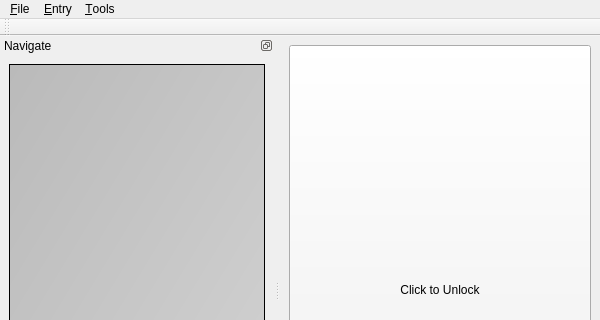
karagog/Gryptonite, file src/apps/gryptonite/mainwindow.ui: the form before one commit; both pictures show x 0 to 600 and y 0 to 320 of the 600 by 565 pixel window.
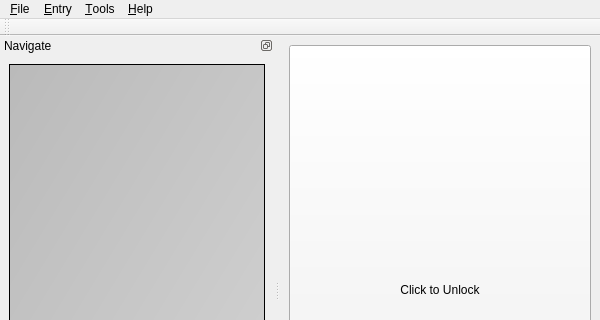
The form after the commit. Icons and pictures are not drawn. Custom widgets are drawn as their Qt base class.

```diff
--- a/src/apps/gryptonite/mainwindow.ui
+++ b/src/apps/gryptonite/mainwindow.ui
@@ -144,9 +144,16 @@
     <addaction name="separator"/>
     <addaction name="actionCleanup_Files"/>
    </widget>
+   <widget class="QMenu" name="menu_Help">
+    <property name="title">
+     <string>&amp;Help</string>
+    </property>
+    <addaction name="action_About"/>
+   </widget>
    <addaction name="menu_File"/>
    <addaction name="menuEntry"/>
    <addaction name="menu_Tools"/>
+   <addaction name="menu_Help"/>
   </widget>
   <widget class="QStatusBar" name="statusbar"/>
   <widget class="QDockWidget" name="dw_treeView">
```
Left out of the diff: 5 changed lines with no effect on the pictures.
